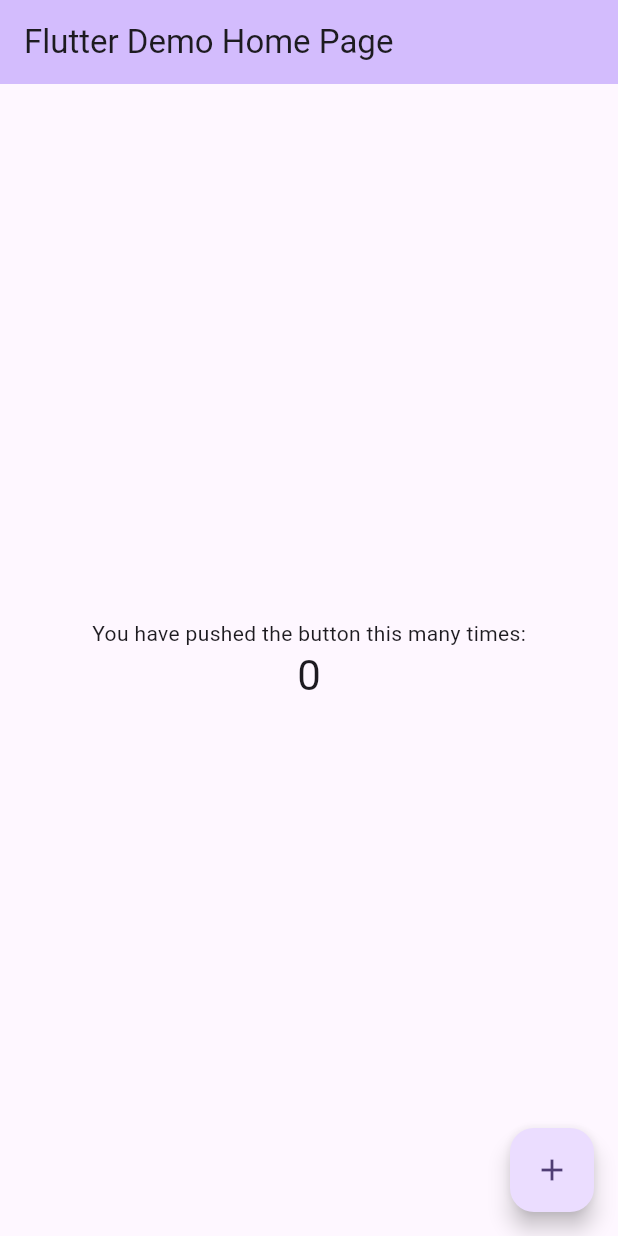
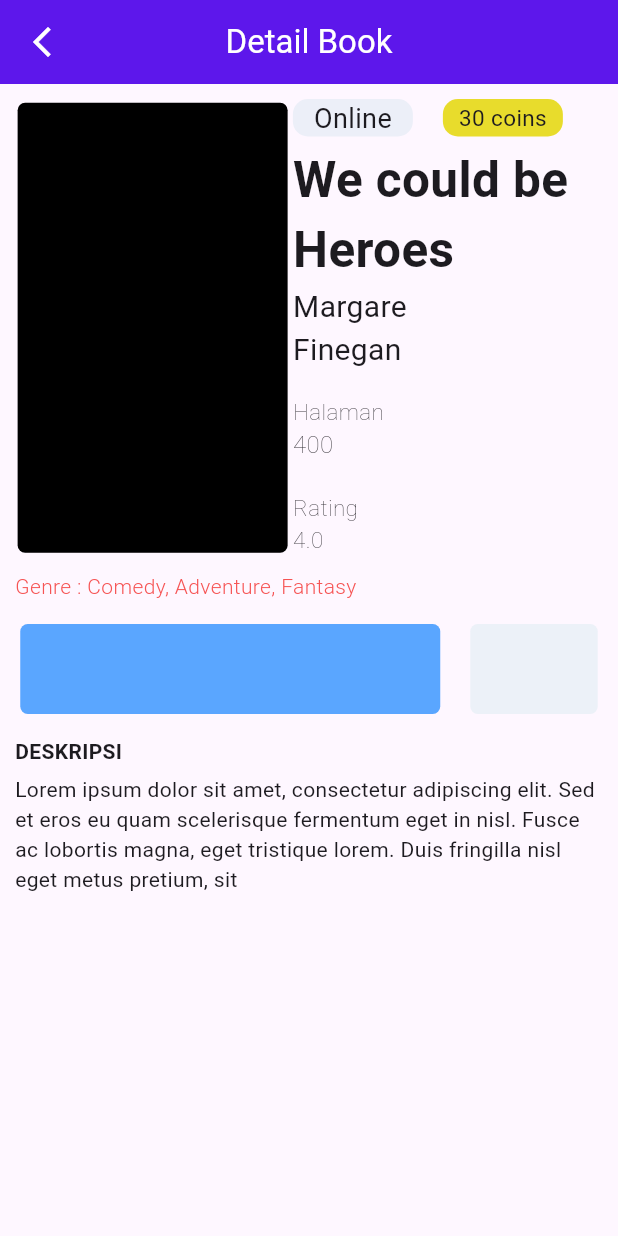
Before and after one commit to Shodiqwae/perpustakaan_mobile, a Flutter app: the screen it shows after launch, on a phone screen of 412 x 824 dp. Run offline on Flutter 3.47's test engine with Material 3 defaults, Android fonts, the phone set to English and light mode, and no system bars.

Commit message:
Detail, dan Favorite

```diff
--- /dev/null
+++ b/lib/Book.dart
@@ -0,0 +1,209 @@
+import 'package:flutter/material.dart';
+
+class Book extends StatefulWidget {
+  const Book({Key? key}) : super(key: key);
+
+  @override
+  State<Book> createState() => _BookState();
+}
+
+class _BookState extends State<Book> {
+  @override
+  Widget build(BuildContext context) {
+    return Scaffold(
+      appBar: AppBar(
+        backgroundColor: Color.fromRGBO(93, 23, 235, 1),
+        elevation: 0,
+        centerTitle: true,
+        leading: InkWell(
+          onTap: () {
+            Navigator.pop(context);
+          },
+          child: Icon(
+            Icons.arrow_back_ios_new,
+            color: Colors.white,
+          ),
+        ),
+        title: Text(
+          "Detail Book",
+          style: TextStyle(color: Colors.white),
+        ),
+      ),
+      body: SingleChildScrollView(
+        child: Padding(
+          padding: EdgeInsets.symmetric(vertical: 10, horizontal: 10),
+          child: Column(
+            crossAxisAlignment: CrossAxisAlignment.start,
+            children: [
+              Row(
+                mainAxisAlignment: MainAxisAlignment.spaceAround,
+                children: [
+                  Container(
+                    height: 300,
+                    width: 180, // Decreased width
+                    decoration: BoxDecoration(
+                      borderRadius: BorderRadius.circular(5),
+                      color: Colors.black,
+                    ),
+                  ),
+                  Container(
+                    height: 305,
+                    width: 205, // Decreased width
+                    child: Column(
+                      crossAxisAlignment: CrossAxisAlignment.start,
+                      children: [
+                        Row(
+                          children: [
+                            Container(
+                              height: 25,
+                              width: 80,
+                              child: Center(
+                                child: Text(
+                                  "Online",
+                                  style: TextStyle(
+                                    fontSize: 18,
+                                  ),
+                                ),
+                              ),
+                              decoration: BoxDecoration(
+                                borderRadius: BorderRadius.circular(10),
+                                color: Color.fromRGBO(236, 239, 248, 1),
+                              ),
+                            ),
+                            SizedBox(width: 20),
+                            Container(
+                              height: 25,
+                              width: 80,
+                              child: Center(
+                                child: Text(
+                                  "30 coins",
+                                  style: TextStyle(
+                                    fontSize: 15,
+                                  ),
+                                ),
+                              ),
+                              decoration: BoxDecoration(
+                                borderRadius: BorderRadius.circular(10),
+                                color: Color.fromRGBO(232, 220, 44, 1),
+                              ),
+                            ),
+                          ],
+                        ),
+                        SizedBox(height: 5),
+                        Text(
+                          "We could be",
+                          style: TextStyle(
+                            fontSize: 33,
+                            fontWeight: FontWeight.w600,
+                          ),
+                        ),
+                        Text(
+                          "Heroes",
+                          style: TextStyle(
+                            fontSize: 33,
+                            fontWeight: FontWeight.w600,
+                          ),
+                        ),
+                        Text(
+                          "Margare",
+                          style: TextStyle(
+                            fontSize: 20,
+                            fontWeight: FontWeight.w400,
+                          ),
+                        ),
+                        Text(
+                          "Finegan",
+                          style: TextStyle(
+                            fontSize: 20,
+                            fontWeight: FontWeight.w400,
+                          ),
+                        ),
+                        SizedBox(height: 16),
+                        Text(
+                          "Halaman",
+                          style: TextStyle(
+                            fontSize: 15,
+                            fontWeight: FontWeight.w100,
+                          ),
+                        ),
+                        Text(
+                          "400",
+                          style: TextStyle(
+                            fontSize: 16,
+                            fontWeight: FontWeight.w100,
+                          ),
+                        ),
+                        SizedBox(height: 20),
+                        Text(
+                          "Rating",
+                          style: TextStyle(
+                            fontSize: 15,
+                            fontWeight: FontWeight.w100,
+                          ),
+                        ),
+                        Text(
+                          "4.0",
+                          style: TextStyle(
+                            fontSize: 15,
+                            fontWeight: FontWeight.w100,
+                          ),
+                        ),
+                      ],
+                    ),
+                  ),
+                ],
+              ),
+              SizedBox(height: 10),
+              Column(
+                crossAxisAlignment: CrossAxisAlignment.start,
+                children: [
+                  Text(
+                    "Genre : Comedy, Adventure, Fantasy",
+                    style: TextStyle(
+                      fontWeight: FontWeight.w300,
+                      color: Color.fromRGBO(246, 84, 84, 1)
+                    ),
+                  ),
+                  SizedBox(height: 15),
+                  Row(
+                    mainAxisAlignment: MainAxisAlignment.center,
+                    children: [
+                      Container(
+                        height: 60,
+                        width: 280, // Decreased width
+                        decoration: BoxDecoration(
+                          borderRadius: BorderRadius.circular(5),
+                          color: Color.fromRGBO(90, 166, 255, 1),
+                        ),
+                      ),
+                      SizedBox(width: 20),
+                      Container(
+                        height: 60,
+                        width: 85,
+                        decoration: BoxDecoration(
+                          borderRadius: BorderRadius.circular(5),
+                          color: Color.fromRGBO(236, 241, 248, 1),
+                        ),
+                      ),
+                    ],
+                  ),
+                  SizedBox(height: 15),
+                  Text(
+                    "DESKRIPSI",
+                    style: TextStyle(
+                      fontWeight: FontWeight.bold,
+                    ),
+                  ),
+                  SizedBox(height: 5),
+                  Text(
+                    "Lorem ipsum dolor sit amet, consectetur adipiscing elit. Sed et eros eu quam scelerisque fermentum eget in nisl. Fusce ac lobortis magna, eget tristique lorem. Duis fringilla nisl eget metus pretium, sit ",
+                  ),
+                ],
+              ),
+            ],
+          ),
+        ),
+      ),
+    );
+  }
+}
--- /dev/null
+++ b/lib/Favorite.dart
@@ -0,0 +1,34 @@
+import 'package:flutter/material.dart';
+
+class Favorite extends StatefulWidget {
+  const Favorite({super.key});
+
+  @override
+  State<Favorite> createState() => _FavoriteState();
+}
+
+class _FavoriteState extends State<Favorite> {
+  @override
+  Widget build(BuildContext context) {
+    return Scaffold(
+      appBar: AppBar(
+        backgroundColor: Color.fromRGBO(93, 23, 235, 1),
+        elevation: 0,
+        centerTitle: true,
+        leading: InkWell(
+          onTap: () {
+            Navigator.pop(context);
+          },
+          child: Icon(
+            Icons.arrow_back_ios_new,
+            color: Colors.white,
+          ),
+        ),
+        title: Text(
+          "Favorite",
+          style: TextStyle(color: Colors.white),
+        ),
+      ),
+    );
+  }
+}
--- a/lib/main.dart
+++ b/lib/main.dart
@@ -1,125 +1,17 @@
 import 'package:flutter/material.dart';
+import 'package:perpustakaan_mobile/Book.dart';
 
 void main() {
   runApp(const MyApp());
 }
-
 class MyApp extends StatelessWidget {
   const MyApp({super.key});
 
-  // This widget is the root of your application.
   @override
   Widget build(BuildContext context) {
     return MaterialApp(
-      title: 'Flutter Demo',
-      theme: ThemeData(
-        // This is the theme of your application.
-        //
-        // TRY THIS: Try running your application with "flutter run". You'll see
-        // the application has a purple toolbar. Then, without quitting the app,
-        // try changing the seedColor in the colorScheme below to Colors.green
-        // and then invoke "hot reload" (save your changes or press the "hot
-        // reload" button in a Flutter-supported IDE, or press "r" if you used
-        // the command line to start the app).
-        //
-        // Notice that the counter didn't reset back to zero; the application
-        // state is not lost during the reload. To reset the state, use hot
-        // restart instead.
-        //
-        // This works for code too, not just values: Most code changes can be
-        // tested with just a hot reload.
-        colorScheme: ColorScheme.fromSeed(seedColor: Colors.deepPurple),
-        useMaterial3: true,
-      ),
-      home: const MyHomePage(title: 'Flutter Demo Home Page'),
+      debugShowCheckedModeBanner: false,
+      home:   Book()
     );
   }
 }
-
-class MyHomePage extends StatefulWidget {
-  const MyHomePage({super.key, required this.title});
-
-  // This widget is the home page of your application. It is stateful, meaning
-  // that it has a State object (defined below) that contains fields that affect
-  // how it looks.
-
-  // This class is the configuration for the state. It holds the values (in this
-  // case the title) provided by the parent (in this case the App widget) and
-  // used by the build method of the State. Fields in a Widget subclass are
-  // always marked "final".
-
-  final String title;
-
-  @override
-  State<MyHomePage> createState() => _MyHomePageState();
-}
-
-class _MyHomePageState extends State<MyHomePage> {
-  int _counter = 0;
-
-  void _incrementCounter() {
-    setState(() {
-      // This call to setState tells the Flutter framework that something has
-      // changed in this State, which causes it to rerun the build method below
-      // so that the display can reflect the updated values. If we changed
-      // _counter without calling setState(), then the build method would not be
-      // called again, and so nothing would appear to happen.
-      _counter++;
-    });
-  }
-
-  @override
-  Widget build(BuildContext context) {
-    // This method is rerun every time setState is called, for instance as done
-    // by the _incrementCounter method above.
-    //
-    // The Flutter framework has been optimized to make rerunning build methods
-    // fast, so that you can just rebuild anything that needs updating rather
-    // than having to individually change instances of widgets.
-    return Scaffold(
-      appBar: AppBar(
-        // TRY THIS: Try changing the color here to a specific color (to
-        // Colors.amber, perhaps?) and trigger a hot reload to see the AppBar
-        // change color while the other colors stay the same.
-        backgroundColor: Theme.of(context).colorScheme.inversePrimary,
-        // Here we take the value from the MyHomePage object that was created by
-        // the App.build method, and use it to set our appbar title.
-        title: Text(widget.title),
-      ),
-      body: Center(
-        // Center is a layout widget. It takes a single child and positions it
-        // in the middle of the parent.
-        child: Column(
-          // Column is also a layout widget. It takes a list of children and
-          // arranges them vertically. By default, it sizes itself to fit its
-          // children horizontally, and tries to be as tall as its parent.
-          //
-          // Column has various properties to control how it sizes itself and
-          // how it positions its children. Here we use mainAxisAlignment to
-          // center the children vertically; the main axis here is the vertical
-          // axis because Columns are vertical (the cross axis would be
-          // horizontal).
-          //
-          // TRY THIS: Invoke "debug painting" (choose the "Toggle Debug Paint"
-          // action in the IDE, or press "p" in the console), to see the
-          // wireframe for each widget.
-          mainAxisAlignment: MainAxisAlignment.center,
-          children: <Widget>[
-            const Text(
-              'You have pushed the button this many times:',
-            ),
-            Text(
-              '$_counter',
-              style: Theme.of(context).textTheme.headlineMedium,
-            ),
-          ],
-        ),
-      ),
-      floatingActionButton: FloatingActionButton(
-        onPressed: _incrementCounter,
-        tooltip: 'Increment',
-        child: const Icon(Icons.add),
-      ), // This trailing comma makes auto-formatting nicer for build methods.
-    );
-  }
-}
```
